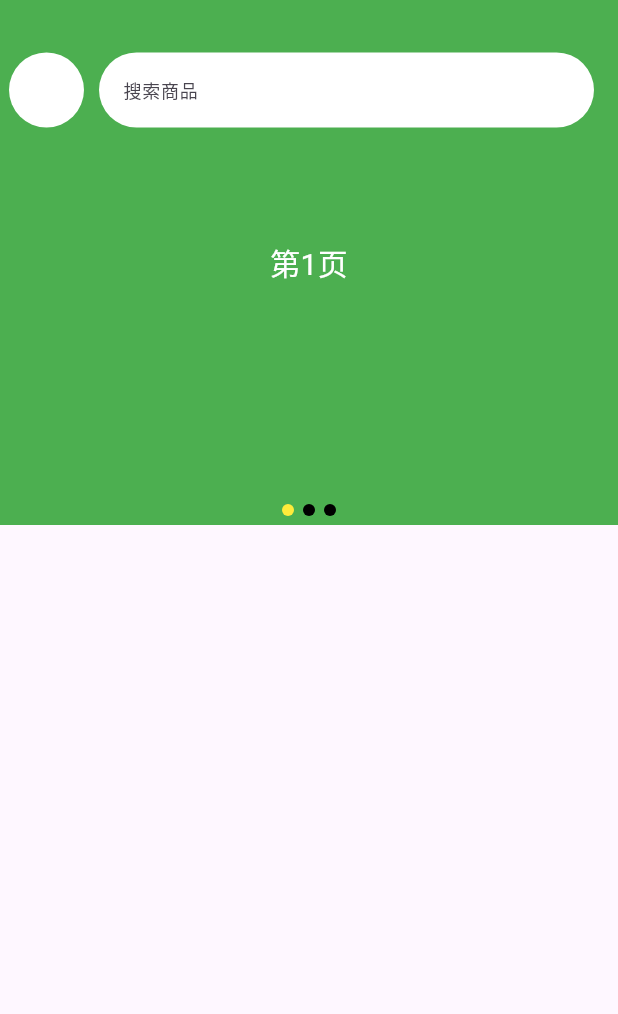
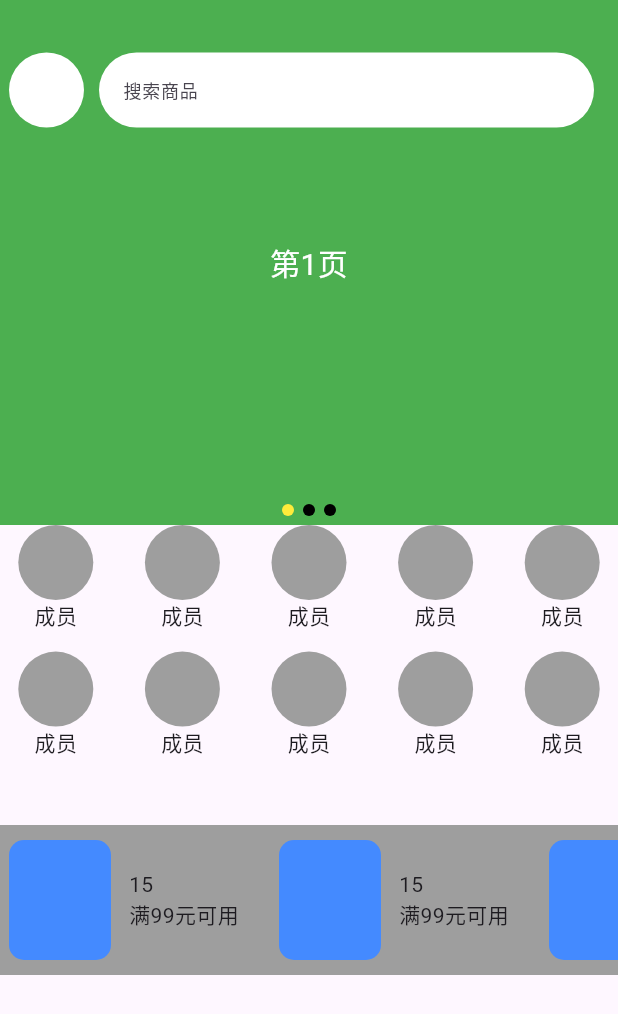
Before and after one commit to eatureide/flutter_study, a Flutter app: the screen it shows after launch, on a phone screen of 412 x 824 dp. Shown: the top 1014 px of the screen. Run offline on Flutter 3.47's test engine with Material 3 defaults, Android fonts, the phone set to English and light mode, and no system bars.

Commit message:
优惠券组件

```diff
--- /dev/null
+++ b/lib/coupon.dart
@@ -0,0 +1,90 @@
+import 'package:flutter/material.dart';
+
+class Coupon extends StatefulWidget {
+  const Coupon({super.key});
+
+  @override
+  State<Coupon> createState() => _Coupon();
+}
+
+class Item extends StatefulWidget {
+  final String title;
+  final String subTitle;
+  const Item({super.key, required this.title, required this.subTitle});
+
+  @override
+  State<Item> createState() => _Item();
+}
+
+class _Item extends State<Item> {
+  @override
+  build(BuildContext context) {
+    return SizedBox(
+      width: 180,
+      height: 100,
+      child: SizedBox(
+        width: 150,
+        height: 100,
+        child: Row(
+          mainAxisAlignment: MainAxisAlignment.center,
+          crossAxisAlignment: CrossAxisAlignment.center,
+          children: [
+            Container(
+              width: 68,
+              height: 80,
+              decoration: BoxDecoration(
+                color: Colors.blueAccent,
+                borderRadius: BorderRadius.circular(10),
+              ),
+            ),
+            SizedBox(
+              width: 100,
+              height: 100,
+              child: Column(
+                mainAxisAlignment: MainAxisAlignment.center,
+                children: [
+                  Container(
+                    width: double.infinity,
+                    padding: const EdgeInsets.symmetric(horizontal: 12),
+                    child: Text(widget.title, textAlign: TextAlign.left),
+                  ),
+                  Container(
+                    width: double.infinity,
+                    padding: const EdgeInsets.symmetric(horizontal: 12),
+                    child: Text(widget.subTitle, textAlign: TextAlign.left),
+                  ),
+                ],
+              ),
+            ),
+          ],
+        ),
+      ),
+    );
+  }
+}
+
+final List<Map<String, dynamic>> itemData = const [
+  {"title": "15", "subTitle": "满99元可用"},
+  {"title": "15", "subTitle": "满99元可用"},
+  {"title": "15", "subTitle": "满99元可用"},
+  {"title": "15", "subTitle": "满99元可用"},
+  {"title": "15", "subTitle": "满99元可用"},
+  {"title": "15", "subTitle": "满99元可用"},
+];
+
+class _Coupon extends State<Coupon> {
+  @override
+  build(BuildContext context) {
+    return Container(
+      height: 100,
+      width: double.infinity,
+      color: Colors.grey,
+      child: ListView(
+        scrollDirection: Axis.horizontal, //水平方向
+        children: itemData.map((item) {
+          return Item(title: item['title'], subTitle: item['subTitle']);
+        }).toList(),
+      ),
+    );
+  }
+}
--- a/lib/main.dart
+++ b/lib/main.dart
@@ -1,5 +1,7 @@
 import 'package:flutter/material.dart';
 import 'banner_header.dart';
+import 'menu.dart';
+import 'coupon.dart';
 
 void main() {
   runApp(const MyApp());
@@ -24,10 +26,11 @@ class HomePage extends StatelessWidget {
   @override
   Widget build(BuildContext context) {
     return Scaffold(
-      // appBar: AppBar(title: const Text("练习布局")),
       body: Column(
         children: [
           BannerHeader(),
+          Menu(),
+          Coupon(),
         ],
       ),
     );
--- /dev/null
+++ b/lib/menu.dart
@@ -0,0 +1,56 @@
+import 'package:flutter/material.dart';
+
+class Menu extends StatefulWidget {
+  const Menu({super.key});
+
+  @override
+  State<Menu> createState() => _Menu();
+}
+
+class _Menu extends State<Menu> {
+  final List<Map<String, dynamic>> menuData = const [
+    {"title": "成员"},
+    {"title": "成员"},
+    {"title": "成员"},
+    {"title": "成员"},
+    {"title": "成员"},
+    {"title": "成员"},
+    {"title": "成员"},
+    {"title": "成员"},
+    {"title": "成员"},
+    {"title": "成员"},
+  ];
+
+  @override
+  build(BuildContext context) {
+    return SizedBox(
+      height: 200,
+      child: GridView.count(
+        // padding: EdgeInsets.zero,
+        crossAxisCount: 5, // 设置一行的个数
+        crossAxisSpacing: 10, // 设置列间距
+        mainAxisSpacing: 10, // 设置行间距
+        children: menuData.map((item) {
+          return Container(
+            alignment: Alignment.bottomCenter,
+            width: 50,
+            height: 50,
+            child: Column(
+              children: [
+                Container(
+                  width: 50,
+                  height: 50,
+                  decoration: BoxDecoration(
+                    color: Colors.grey,
+                    borderRadius: BorderRadius.circular(50),
+                  ),
+                ),
+                Text(item['title']),
+              ],
+            ),
+          );
+        }).toList(),
+      ),
+    );
+  }
+}
```
